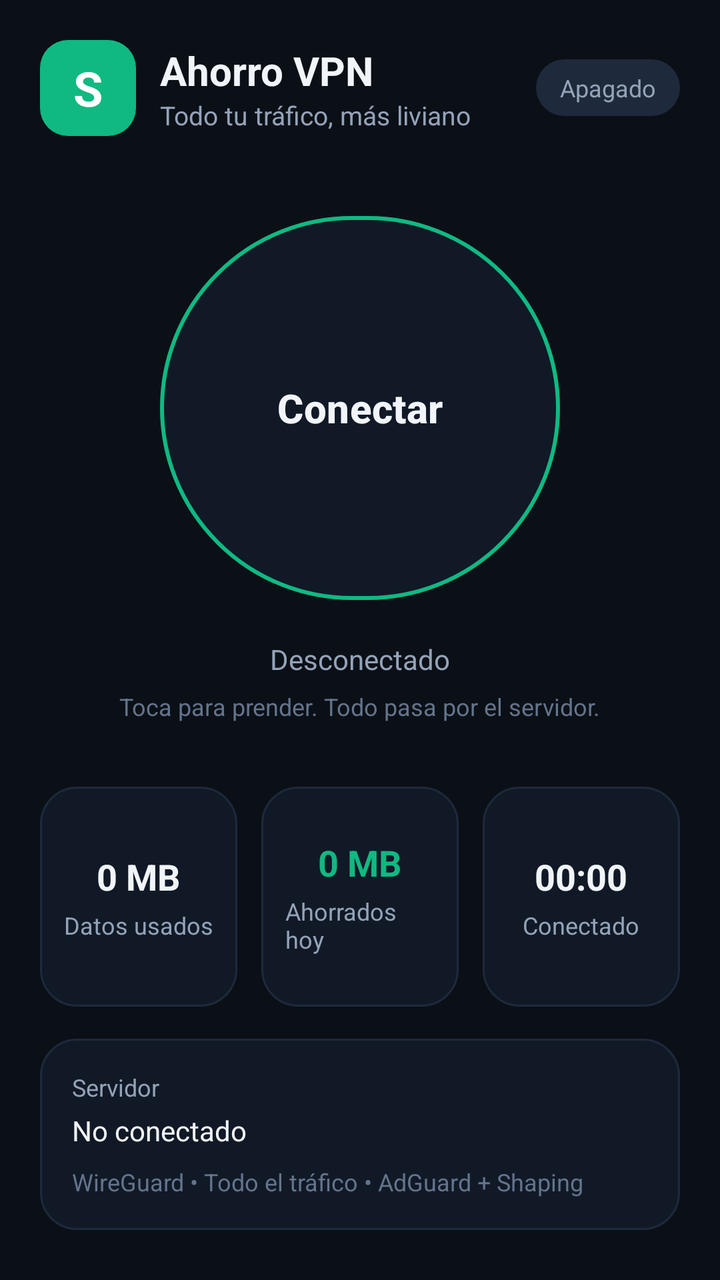
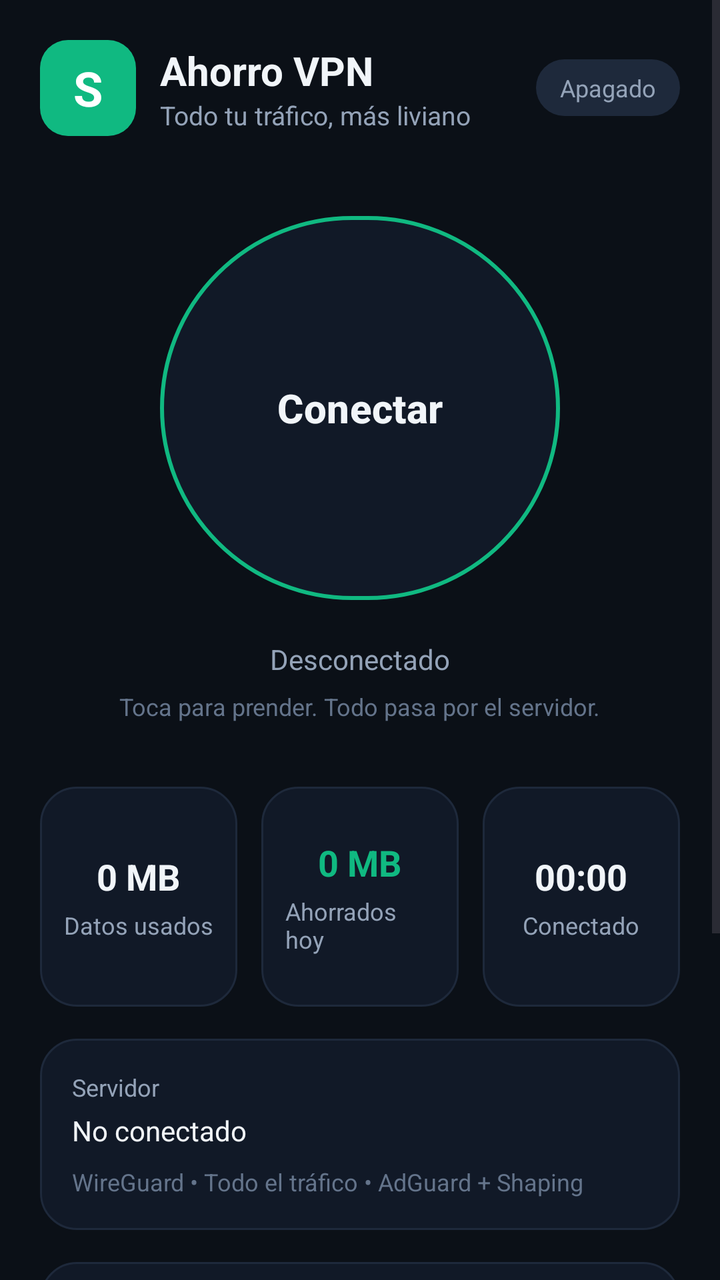

The first picture is an Android layout as it rendered before a commit; the second is the same layout after the commit. The layout source and the unified diff follow.
<!-- AndroidManifest.xml: application theme Theme.AhorroVPN -->
<!-- res/layout/activity_main.xml -->
<?xml version="1.0" encoding="utf-8"?>
<ScrollView xmlns:android="http://schemas.android.com/apk/res/android"
    xmlns:app="http://schemas.android.com/apk/res-auto"
    android:layout_width="match_parent"
    android:layout_height="match_parent"
    android:background="@color/bg">

    <LinearLayout
        android:layout_width="match_parent"
        android:layout_height="wrap_content"
        android:orientation="vertical"
        android:padding="20dp">

        
        <LinearLayout
            android:layout_width="match_parent"
            android:layout_height="wrap_content"
            android:orientation="horizontal"
            android:gravity="center_vertical">

            <TextView
                android:layout_width="48dp"
                android:layout_height="48dp"
                android:background="@drawable/bg_logo"
                android:gravity="center"
                android:text="S"
                android:textColor="@color/white"
                android:textSize="24sp"
                android:textStyle="bold" />

            <LinearLayout
                android:layout_width="0dp"
                android:layout_height="wrap_content"
                android:layout_weight="1"
                android:layout_marginStart="12dp"
                android:orientation="vertical">
                <TextView
                    android:layout_width="wrap_content"
                    android:layout_height="wrap_content"
                    android:text="Ahorro VPN"
                    android:textColor="@color/text_primary"
                    android:textSize="20sp"
                    android:textStyle="bold" />
                <TextView
                    android:layout_width="wrap_content"
                    android:layout_height="wrap_content"
                    android:text="Todo tu tráfico, más liviano"
                    android:textColor="@color/text_secondary"
                    android:textSize="13sp" />
            </LinearLayout>

            <TextView
                android:id="@+id/txtStatusPill"
                android:layout_width="wrap_content"
                android:layout_height="wrap_content"
                android:background="@drawable/bg_pill_off"
                android:paddingStart="12dp"
                android:paddingEnd="12dp"
                android:paddingTop="6dp"
                android:paddingBottom="6dp"
                android:text="Apagado"
                android:textColor="@color/text_secondary"
                android:textSize="12sp" />
        </LinearLayout>

        
        <LinearLayout
            android:layout_width="match_parent"
            android:layout_height="wrap_content"
            android:layout_marginTop="36dp"
            android:gravity="center"
            android:orientation="vertical">

            <com.google.android.material.button.MaterialButton
                android:id="@+id/btnToggle"
                android:layout_width="200dp"
                android:layout_height="200dp"
                android:backgroundTint="@color/card"
                android:text="Conectar"
                android:textColor="@color/text_primary"
                android:textSize="20sp"
                android:textStyle="bold"
                app:cornerRadius="100dp"
                app:strokeColor="@color/emerald"
                app:strokeWidth="2dp" />

            <TextView
                android:id="@+id/txtStatus"
                android:layout_width="wrap_content"
                android:layout_height="wrap_content"
                android:layout_marginTop="16dp"
                android:text="Desconectado"
                android:textColor="@color/text_secondary"
                android:textSize="14sp" />

            <TextView
                android:layout_width="wrap_content"
                android:layout_height="wrap_content"
                android:layout_marginTop="6dp"
                android:text="Toca para prender. Todo pasa por el servidor."
                android:textColor="@color/text_muted"
                android:textSize="12sp" />
        </LinearLayout>

        
        <LinearLayout
            android:layout_width="match_parent"
            android:layout_height="wrap_content"
            android:layout_marginTop="32dp"
            android:orientation="horizontal">

            <LinearLayout
                android:layout_width="0dp"
                android:layout_height="110dp"
                android:layout_weight="1"
                android:background="@drawable/bg_card"
                android:gravity="center"
                android:orientation="vertical"
                android:padding="12dp">
                <TextView
                    android:id="@+id/txtUsed"
                    android:layout_width="wrap_content"
                    android:layout_height="wrap_content"
                    android:text="0 MB"
                    android:textColor="@color/text_primary"
                    android:textSize="18sp"
                    android:textStyle="bold" />
                <TextView
                    android:layout_width="wrap_content"
                    android:layout_height="wrap_content"
                    android:layout_marginTop="4dp"
                    android:text="Datos usados"
                    android:textColor="@color/text_secondary"
                    android:textSize="12sp" />
            </LinearLayout>

            <View android:layout_width="12dp" android:layout_height="1dp" />

            <LinearLayout
                android:layout_width="0dp"
                android:layout_height="110dp"
                android:layout_weight="1"
                android:background="@drawable/bg_card"
                android:gravity="center"
                android:orientation="vertical"
                android:padding="12dp">
                <TextView
                    android:id="@+id/txtSaved"
                    android:layout_width="wrap_content"
                    android:layout_height="wrap_content"
                    android:text="0 MB"
                    android:textColor="@color/emerald"
                    android:textSize="18sp"
                    android:textStyle="bold" />
                <TextView
                    android:layout_width="wrap_content"
                    android:layout_height="wrap_content"
                    android:layout_marginTop="4dp"
                    android:text="Ahorrados hoy"
                    android:textColor="@color/text_secondary"
                    android:textSize="12sp" />
            </LinearLayout>

            <View android:layout_width="12dp" android:layout_height="1dp" />

            <LinearLayout
                android:layout_width="0dp"
                android:layout_height="110dp"
                android:layout_weight="1"
                android:background="@drawable/bg_card"
                android:gravity="center"
                android:orientation="vertical"
                android:padding="12dp">
                <TextView
                    android:id="@+id/txtTime"
                    android:layout_width="wrap_content"
                    android:layout_height="wrap_content"
                    android:text="00:00"
                    android:textColor="@color/text_primary"
                    android:textSize="18sp"
                    android:textStyle="bold" />
                <TextView
                    android:layout_width="wrap_content"
                    android:layout_height="wrap_content"
                    android:layout_marginTop="4dp"
                    android:text="Conectado"
                    android:textColor="@color/text_secondary"
                    android:textSize="12sp" />
            </LinearLayout>
        </LinearLayout>

        
        <LinearLayout
            android:layout_width="match_parent"
            android:layout_height="wrap_content"
            android:layout_marginTop="16dp"
            android:background="@drawable/bg_card"
            android:orientation="vertical"
            android:padding="16dp">
            <TextView
                android:layout_width="wrap_content"
                android:layout_height="wrap_content"
                android:text="Servidor"
                android:textColor="@color/text_secondary"
                android:textSize="12sp" />
            <TextView
                android:id="@+id/txtServer"
                android:layout_width="wrap_content"
                android:layout_height="wrap_content"
                android:layout_marginTop="4dp"
                android:text="No conectado"
                android:textColor="@color/text_primary"
                android:textSize="14sp" />
            <TextView
                android:layout_width="wrap_content"
                android:layout_height="wrap_content"
                android:layout_marginTop="8dp"
                android:text="WireGuard • Todo el tráfico • AdGuard + Shaping"
                android:textColor="@color/text_muted"
                android:textSize="12sp" />
        </LinearLayout>

    </LinearLayout>
</ScrollView>
<!-- resources referenced by this layout -->
<resources>
  <color name="bg">#0B1017</color>
  <color name="card">#111927</color>
  <color name="emerald">#10B981</color>
  <color name="text_muted">#64748B</color>
  <color name="text_primary">#F1F5F9</color>
  <color name="text_secondary">#94A3B8</color>
  <color name="white">#FFFFFF</color>
  <!-- drawable bg_card (drawable) -->
  <?xml version="1.0" encoding="utf-8"?>
  <shape xmlns:android="http://schemas.android.com/apk/res/android" android:shape="rectangle">
      <solid android:color="#111927" />
      <corners android:radius="18dp" />
      <stroke android:width="1dp" android:color="#1E293B" />
  </shape>
  <!-- drawable bg_logo (drawable) -->
  <?xml version="1.0" encoding="utf-8"?>
  <shape xmlns:android="http://schemas.android.com/apk/res/android" android:shape="rectangle">
      <solid android:color="#10B981" />
      <corners android:radius="14dp" />
  </shape>
  <!-- drawable bg_pill_off (drawable) -->
  <?xml version="1.0" encoding="utf-8"?>
  <shape xmlns:android="http://schemas.android.com/apk/res/android" android:shape="rectangle">
      <solid android:color="#1E293B" />
      <corners android:radius="20dp" />
  </shape>
  <style name="Theme.AhorroVPN" parent="Theme.Material3.DayNight.NoActionBar">
          <item name="colorPrimary">@color/emerald</item>
          <item name="colorOnPrimary">@color/white</item>
          <item name="android:windowBackground">@color/bg</item>
          <item name="colorSurface">@color/card</item>
      </style>
</resources>

<!-- the commit's change to res/layout/activity_main.xml (unified diff, before → after) -->
@@ -220,5 +220,37 @@
                 android:textSize="12sp" />
         </LinearLayout>
 
+        
+        <LinearLayout
+            android:layout_width="match_parent"
+            android:layout_height="wrap_content"
+            android:layout_marginTop="16dp"
+            android:background="@drawable/bg_card"
+            android:orientation="vertical"
+            android:padding="16dp">
+            <TextView
+                android:layout_width="wrap_content"
+                android:layout_height="wrap_content"
+                android:text="Registro"
+                android:textColor="@color/text_secondary"
+                android:textSize="12sp" />
+            <TextView
+                android:layout_width="wrap_content"
+                android:layout_height="wrap_content"
+                android:layout_marginTop="4dp"
+                android:text="Toca el registro para copiarlo"
+                android:textColor="@color/text_muted"
+                android:textSize="12sp" />
+            <TextView
+                android:id="@+id/txtLog"
+                android:layout_width="match_parent"
+                android:layout_height="150dp"
+                android:layout_marginTop="8dp"
+                android:text="Sin eventos todavía."
+                android:textColor="@color/text_primary"
+                android:textSize="11sp"
+                android:typeface="monospace" />
+        </LinearLayout>
+
     </LinearLayout>
 </ScrollView>
